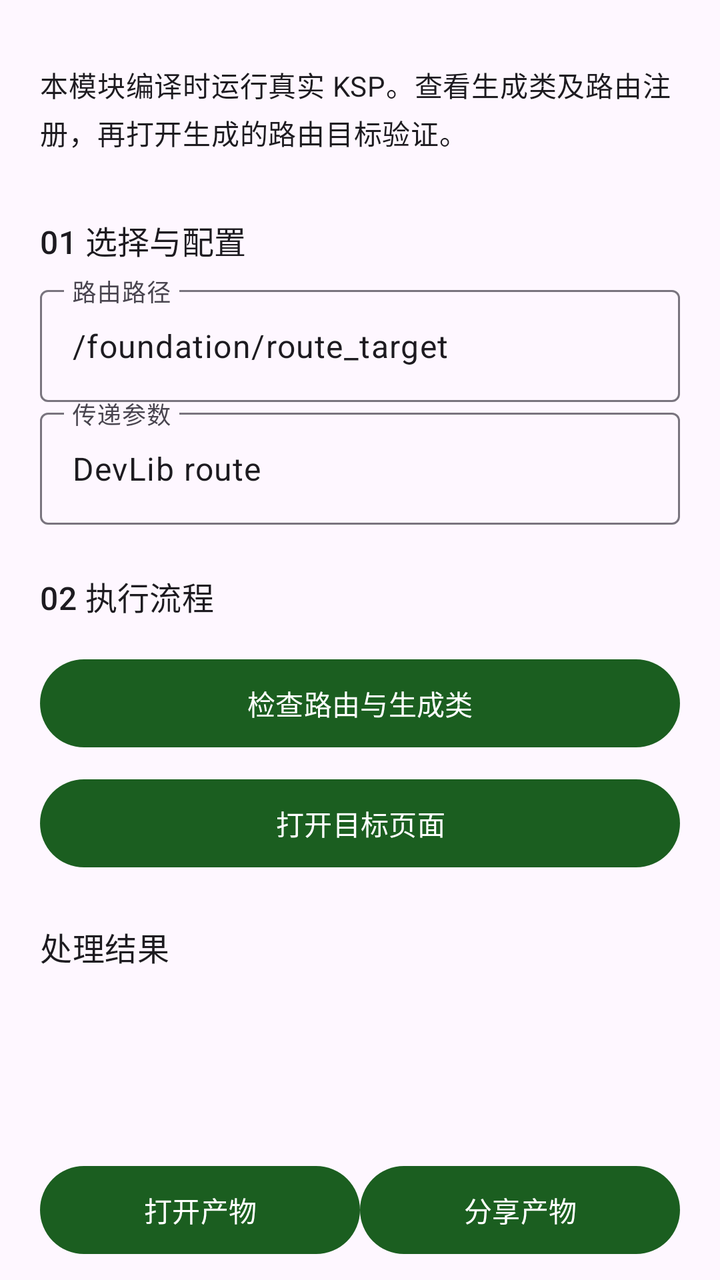
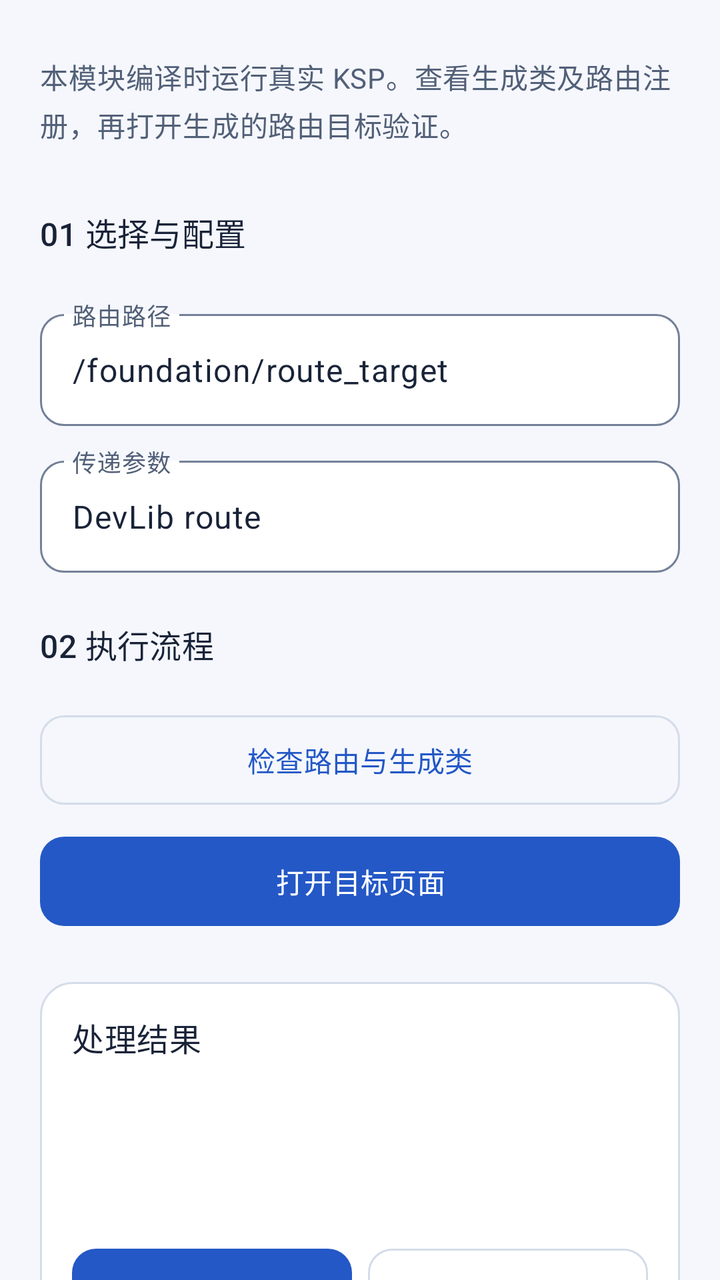

An Android layout rendered at two revisions. The XML below is the earlier revision; the diff shows what the commit changed to produce the second picture.
<!-- AndroidManifest.xml: another module's application theme Theme.DevLib -->
<!-- res/layout/demo_processor.xml -->
<?xml version='1.0' encoding='utf-8'?>
<ScrollView xmlns:android="http://schemas.android.com/apk/res/android" android:layout_width="match_parent" android:layout_height="match_parent" android:fillViewport="true" android:scrollbars="none" android:clipToPadding="false">
    <LinearLayout style="@style/Demo.Page">
        <TextView style="@style/Demo.Label" android:text="@string/demo_processor_intro" />
        <TextView style="@style/Demo.Heading" android:text="@string/demo_processor_input" />
        <com.google.android.material.textfield.TextInputLayout android:layout_width="match_parent" android:layout_height="wrap_content" android:hint="@string/demo_processor_path">
            <com.google.android.material.textfield.TextInputEditText android:id="@+id/path" style="@style/Demo.Input" android:inputType="text" android:text="@string/demo_processor_path_value" android:saveEnabled="true" />
        </com.google.android.material.textfield.TextInputLayout>
        <com.google.android.material.textfield.TextInputLayout android:layout_width="match_parent" android:layout_height="wrap_content" android:hint="@string/demo_processor_value">
            <com.google.android.material.textfield.TextInputEditText android:id="@+id/value" style="@style/Demo.Input" android:inputType="text" android:text="@string/demo_processor_value_value" android:saveEnabled="true" />
        </com.google.android.material.textfield.TextInputLayout>
        <TextView style="@style/Demo.Heading" android:text="@string/demo_processor_execute" />
        <com.google.android.material.button.MaterialButton android:id="@+id/inspect" style="@style/Demo.Button" android:text="@string/demo_processor_inspect" />
        <com.google.android.material.button.MaterialButton android:id="@+id/navigate" style="@style/Demo.Button" android:text="@string/demo_processor_navigate" />
        <include android:id="@+id/result" layout="@layout/demo_output" />
    </LinearLayout>
</ScrollView>
<!-- res/layout/demo_output.xml (included above) -->
<?xml version='1.0' encoding='utf-8'?>
<LinearLayout xmlns:android="http://schemas.android.com/apk/res/android" style="@style/Demo.Page" android:padding="0dp">
    <TextView style="@style/Demo.Heading" android:text="@string/demo_output" />
    <TextView android:id="@+id/inputs" style="@style/Demo.Label" android:textIsSelectable="true" />
    <ImageView android:id="@+id/inputPreview" android:layout_width="match_parent" android:layout_height="200dp" android:scaleType="fitCenter" android:contentDescription="@string/workspace_original" android:visibility="gone" />
    <ProgressBar android:id="@+id/progress" style="?android:attr/progressBarStyleHorizontal" android:layout_width="match_parent" android:layout_height="wrap_content" android:visibility="gone" />
    <TextView android:id="@+id/message" style="@style/Demo.Label" android:textIsSelectable="true" />
    <ImageView android:id="@+id/preview" android:layout_width="match_parent" android:layout_height="wrap_content" android:adjustViewBounds="true" android:maxHeight="360dp" android:contentDescription="@string/demo_preview" android:visibility="gone" />
    <com.google.android.material.button.MaterialButton android:id="@+id/cancel" style="@style/Demo.Button" android:text="@string/demo_cancel" android:visibility="gone" />
    <LinearLayout android:layout_width="match_parent" android:layout_height="wrap_content" android:orientation="horizontal">
        <com.google.android.material.button.MaterialButton android:id="@+id/open" style="@style/Demo.Button" android:layout_width="0dp" android:layout_weight="1" android:text="@string/demo_open" />
        <com.google.android.material.button.MaterialButton android:id="@+id/share" style="@style/Demo.Button" android:layout_width="0dp" android:layout_weight="1" android:text="@string/demo_share" />
    </LinearLayout>
    <com.google.android.material.button.MaterialButton android:id="@+id/save" style="@style/Demo.Button" android:text="@string/workspace_save" />
    <com.google.android.material.button.MaterialButton android:id="@+id/continueWith" style="@style/Demo.Button" android:text="@string/workspace_continue" />
</LinearLayout>
<!-- resources referenced by this layout -->
<resources>
  <style name="Demo.Button" parent="">
          <item name="android:layout_width">match_parent</item>
          <item name="android:layout_height">wrap_content</item>
          <item name="android:minHeight">52dp</item>
          <item name="android:layout_marginTop">8dp</item>
      </style>
  <style name="Demo.Heading" parent="Demo.Label">
          <item name="android:textAppearance">?attr/textAppearanceTitleMedium</item>
          <item name="android:layout_marginTop">24dp</item>
      </style>
  <style name="Demo.Input" parent="">
          <item name="android:layout_width">match_parent</item>
          <item name="android:layout_height">wrap_content</item>
          <item name="android:minHeight">56dp</item>
          <item name="android:layout_marginTop">8dp</item>
          <item name="android:importantForAutofill">no</item>
      </style>
  <style name="Demo.Label" parent="">
          <item name="android:layout_width">match_parent</item>
          <item name="android:layout_height">wrap_content</item>
          <item name="android:textAppearance">?attr/textAppearanceBodyMedium</item>
          <item name="android:layout_marginTop">12dp</item>
          <item name="android:layout_marginBottom">8dp</item>
      </style>
  <style name="Demo.Page" parent="">
          <item name="android:orientation">vertical</item>
          <item name="android:padding">20dp</item>
          <item name="android:layout_width">match_parent</item>
          <item name="android:layout_height">wrap_content</item>
      </style>
  <style name="Theme.DevLib" parent="Theme.Material3.DayNight.NoActionBar">
          <item name="colorPrimary">@color/primary</item>
          <item name="colorOnPrimary">@color/on_primary</item>
          <item name="android:statusBarColor">@android:color/transparent</item>
          <item name="android:navigationBarColor">@android:color/transparent</item>
          <item name="android:windowLightStatusBar">true</item>
          <item name="android:windowLightNavigationBar">true</item>
          <item name="android:enforceNavigationBarContrast">false</item>
      </style>
  <color name="primary">#1B5E20</color>
  <color name="on_primary">#FFFFFF</color>
  <!-- unchanged entries left out for length: 17 -->
</resources>

<!-- the commit's change to res/layout/demo_processor.xml (unified diff, before → after) -->
@@ -3,31 +3,31 @@
     <LinearLayout style="@style/Demo.Page">
         <TextView style="@style/Demo.Label" android:text="@string/demo_processor_intro" />
         <TextView style="@style/Demo.Heading" android:text="@string/demo_processor_input" />
-        <com.google.android.material.textfield.TextInputLayout android:layout_width="match_parent" android:layout_height="wrap_content" android:hint="@string/demo_processor_path">
+        <com.google.android.material.textfield.TextInputLayout style="@style/Demo.TextInputLayout" android:layout_width="match_parent" android:layout_height="wrap_content" android:hint="@string/demo_processor_path">
             <com.google.android.material.textfield.TextInputEditText android:id="@+id/path" style="@style/Demo.Input" android:inputType="text" android:text="@string/demo_processor_path_value" android:saveEnabled="true" />
         </com.google.android.material.textfield.TextInputLayout>
-        <com.google.android.material.textfield.TextInputLayout android:layout_width="match_parent" android:layout_height="wrap_content" android:hint="@string/demo_processor_value">
+        <com.google.android.material.textfield.TextInputLayout style="@style/Demo.TextInputLayout" android:layout_width="match_parent" android:layout_height="wrap_content" android:hint="@string/demo_processor_value">
             <com.google.android.material.textfield.TextInputEditText android:id="@+id/value" style="@style/Demo.Input" android:inputType="text" android:text="@string/demo_processor_value_value" android:saveEnabled="true" />
         </com.google.android.material.textfield.TextInputLayout>
         <TextView style="@style/Demo.Heading" android:text="@string/demo_processor_execute" />
         <com.google.android.material.button.MaterialButton android:id="@+id/inspect" style="@style/Demo.Button" android:text="@string/demo_processor_inspect" />
-        <com.google.android.material.button.MaterialButton android:id="@+id/navigate" style="@style/Demo.Button" android:text="@string/demo_processor_navigate" />
+        <com.google.android.material.button.MaterialButton android:id="@+id/navigate" style="@style/Demo.Button.Primary" android:text="@string/demo_processor_navigate" />
         <include android:id="@+id/result" layout="@layout/demo_output" />
     </LinearLayout>
 </ScrollView>
 <!-- res/layout/demo_output.xml (included above) -->
 <?xml version='1.0' encoding='utf-8'?>
-<LinearLayout xmlns:android="http://schemas.android.com/apk/res/android" style="@style/Demo.Page" android:padding="0dp">
-    <TextView style="@style/Demo.Heading" android:text="@string/demo_output" />
+<LinearLayout xmlns:android="http://schemas.android.com/apk/res/android" style="@style/Demo.Page" android:padding="16dp" android:layout_marginTop="24dp" android:background="@drawable/demo_result_surface">
+    <TextView style="@style/Demo.Heading" android:layout_marginTop="0dp" android:text="@string/demo_output" />
     <TextView android:id="@+id/inputs" style="@style/Demo.Label" android:textIsSelectable="true" />
     <ImageView android:id="@+id/inputPreview" android:layout_width="match_parent" android:layout_height="200dp" android:scaleType="fitCenter" android:contentDescription="@string/workspace_original" android:visibility="gone" />
     <ProgressBar android:id="@+id/progress" style="?android:attr/progressBarStyleHorizontal" android:layout_width="match_parent" android:layout_height="wrap_content" android:visibility="gone" />
-    <TextView android:id="@+id/message" style="@style/Demo.Label" android:textIsSelectable="true" />
+    <TextView android:id="@+id/message" style="@style/Demo.Label" android:accessibilityLiveRegion="polite" android:textIsSelectable="true" />
     <ImageView android:id="@+id/preview" android:layout_width="match_parent" android:layout_height="wrap_content" android:adjustViewBounds="true" android:maxHeight="360dp" android:contentDescription="@string/demo_preview" android:visibility="gone" />
-    <com.google.android.material.button.MaterialButton android:id="@+id/cancel" style="@style/Demo.Button" android:text="@string/demo_cancel" android:visibility="gone" />
+    <com.google.android.material.button.MaterialButton android:id="@+id/cancel" style="@style/Demo.Button.Danger" android:text="@string/demo_cancel" android:visibility="gone" />
     <LinearLayout android:layout_width="match_parent" android:layout_height="wrap_content" android:orientation="horizontal">
-        <com.google.android.material.button.MaterialButton android:id="@+id/open" style="@style/Demo.Button" android:layout_width="0dp" android:layout_weight="1" android:text="@string/demo_open" />
-        <com.google.android.material.button.MaterialButton android:id="@+id/share" style="@style/Demo.Button" android:layout_width="0dp" android:layout_weight="1" android:text="@string/demo_share" />
+        <com.google.android.material.button.MaterialButton android:id="@+id/open" style="@style/Demo.Button.Primary" android:layout_marginEnd="4dp" android:layout_width="0dp" android:layout_weight="1" android:text="@string/demo_open" />
+        <com.google.android.material.button.MaterialButton android:id="@+id/share" style="@style/Demo.Button" android:layout_marginStart="4dp" android:layout_width="0dp" android:layout_weight="1" android:text="@string/demo_share" />
     </LinearLayout>
     <com.google.android.material.button.MaterialButton android:id="@+id/save" style="@style/Demo.Button" android:text="@string/workspace_save" />
     <com.google.android.material.button.MaterialButton android:id="@+id/continueWith" style="@style/Demo.Button" android:text="@string/workspace_continue" />
<!-- resource entries referenced after the edit -->
@@ -1,46 +1,130 @@
 <!-- resources referenced by this layout -->
 <resources>
-  <style name="Demo.Button" parent="">
+  <!-- drawable demo_result_surface (drawable) -->
+  <shape xmlns:android="http://schemas.android.com/apk/res/android" android:shape="rectangle">
+      <solid android:color="@color/dev_surface_card" />
+      <corners android:radius="16dp" />
+      <stroke android:width="1dp" android:color="@color/dev_outline_variant" />
+  </shape>
+  <style name="Demo.Button" parent="Widget.Material3.Button.OutlinedButton">
           <item name="android:layout_width">match_parent</item>
           <item name="android:layout_height">wrap_content</item>
-          <item name="android:minHeight">52dp</item>
+          <item name="android:minHeight">48dp</item>
+          <item name="android:minWidth">0dp</item>
           <item name="android:layout_marginTop">8dp</item>
+          <item name="android:textAllCaps">false</item>
+          <item name="cornerRadius">12dp</item>
+          <item name="strokeColor">@color/dev_outline_variant</item>
+          <item name="android:paddingTop">12dp</item>
+          <item name="android:paddingBottom">12dp</item>
+      </style>
+  <style name="Demo.Button.Danger" parent="Demo.Button">
+          <item name="android:textColor">@color/dev_error</item>
+      </style>
+  <style name="Demo.Button.Primary" parent="Widget.Material3.Button">
+          <item name="android:layout_width">match_parent</item>
+          <item name="android:layout_height">wrap_content</item>
+          <item name="android:minHeight">48dp</item>
+          <item name="android:minWidth">0dp</item>
+          <item name="android:layout_marginTop">8dp</item>
+          <item name="android:textAllCaps">false</item>
+          <item name="cornerRadius">12dp</item>
+          <item name="android:paddingTop">12dp</item>
+          <item name="android:paddingBottom">12dp</item>
       </style>
   <style name="Demo.Heading" parent="Demo.Label">
           <item name="android:textAppearance">?attr/textAppearanceTitleMedium</item>
+          <item name="android:textColor">@color/feature_res_on_surface</item>
           <item name="android:layout_marginTop">24dp</item>
+          <item name="android:layout_marginBottom">12dp</item>
+          <item name="android:accessibilityHeading">true</item>
       </style>
   <style name="Demo.Input" parent="">
           <item name="android:layout_width">match_parent</item>
           <item name="android:layout_height">wrap_content</item>
           <item name="android:minHeight">56dp</item>
-          <item name="android:layout_marginTop">8dp</item>
           <item name="android:importantForAutofill">no</item>
       </style>
   <style name="Demo.Label" parent="">
           <item name="android:layout_width">match_parent</item>
           <item name="android:layout_height">wrap_content</item>
           <item name="android:textAppearance">?attr/textAppearanceBodyMedium</item>
-          <item name="android:layout_marginTop">12dp</item>
+          <item name="android:textColor">@color/dev_on_surface_variant</item>
+          <item name="android:lineSpacingExtra">3dp</item>
+          <item name="android:layout_marginTop">8dp</item>
           <item name="android:layout_marginBottom">8dp</item>
       </style>
   <style name="Demo.Page" parent="">
           <item name="android:orientation">vertical</item>
           <item name="android:padding">20dp</item>
+          <item name="android:paddingBottom">32dp</item>
           <item name="android:layout_width">match_parent</item>
           <item name="android:layout_height">wrap_content</item>
       </style>
+  <style name="Demo.TextInputLayout" parent="Widget.Material3.TextInputLayout.OutlinedBox">
+          <item name="android:layout_marginTop">12dp</item>
+          <item name="boxCornerRadiusTopStart">12dp</item>
+          <item name="boxCornerRadiusTopEnd">12dp</item>
+          <item name="boxCornerRadiusBottomStart">12dp</item>
+          <item name="boxCornerRadiusBottomEnd">12dp</item>
+          <item name="boxBackgroundColor">@color/dev_surface_card</item>
+      </style>
   <style name="Theme.DevLib" parent="Theme.Material3.DayNight.NoActionBar">
-          <item name="colorPrimary">@color/primary</item>
-          <item name="colorOnPrimary">@color/on_primary</item>
+          <item name="colorPrimary">@color/dev_primary</item>
+          <item name="colorOnPrimary">@color/dev_on_primary</item>
+          <item name="colorPrimaryContainer">@color/dev_primary_container</item>
+          <item name="colorOnPrimaryContainer">@color/dev_on_primary_container</item>
+          <item name="colorSecondary">@color/dev_secondary</item>
+          <item name="colorOnSecondary">@color/dev_on_secondary</item>
+          <item name="colorSecondaryContainer">@color/dev_secondary_container</item>
+          <item name="colorOnSecondaryContainer">@color/dev_on_secondary_container</item>
+          <item name="colorTertiary">@color/dev_secondary</item>
+          <item name="colorOnTertiary">@color/dev_on_secondary</item>
+          <item name="colorTertiaryContainer">@color/dev_secondary_container</item>
+          <item name="colorOnTertiaryContainer">@color/dev_on_secondary_container</item>
+          <item name="android:colorBackground">@color/feature_res_surface</item>
+          <item name="android:windowBackground">@color/feature_res_surface</item>
+          <item name="colorOnBackground">@color/feature_res_on_surface</item>
+          <item name="colorSurface">@color/dev_surface_card</item>
+          <item name="colorOnSurface">@color/feature_res_on_surface</item>
+          <item name="colorSurfaceVariant">@color/dev_surface_variant</item>
+          <item name="colorOnSurfaceVariant">@color/dev_on_surface_variant</item>
+          <item name="colorSurfaceContainer">@color/dev_surface_card</item>
+          <item name="colorSurfaceContainerLow">@color/dev_surface_card</item>
+          <item name="colorSurfaceContainerHigh">@color/dev_surface_variant</item>
+          <item name="colorOutline">@color/dev_outline</item>
+          <item name="colorOutlineVariant">@color/dev_outline_variant</item>
+          <item name="colorError">@color/dev_error</item>
+          <item name="colorOnError">@color/dev_on_error</item>
+          <item name="colorErrorContainer">@color/dev_error_container</item>
+          <item name="colorOnErrorContainer">@color/dev_on_error_container</item>
+          <item name="textInputStyle">@style/Demo.TextInputLayout</item>
+          <item name="materialButtonStyle">@style/Demo.Button.Primary</item>
+          
+          <item name="android:windowLightStatusBar">@bool/dev_light_system_bars</item>
+          <item name="android:windowLightNavigationBar">@bool/dev_light_system_bars</item>
           <item name="android:statusBarColor">@android:color/transparent</item>
           <item name="android:navigationBarColor">@android:color/transparent</item>
-          <item name="android:windowLightStatusBar">true</item>
-          <item name="android:windowLightNavigationBar">true</item>
-          <item name="android:enforceNavigationBarContrast">false</item>
       </style>
-  <color name="primary">#1B5E20</color>
-  <color name="on_primary">#FFFFFF</color>
+  <color name="dev_surface_card">#FFFFFF</color>
+  <color name="dev_outline_variant">#D4DCE9</color>
+  <color name="dev_error">#B3261E</color>
+  <color name="feature_res_on_surface">#192338</color>
+  <color name="dev_on_surface_variant">#526078</color>
+  <color name="dev_primary">#2458C6</color>
+  <color name="dev_on_primary">#FFFFFF</color>
+  <color name="dev_primary_container">#DFE8FF</color>
+  <color name="dev_on_primary_container">#163567</color>
+  <color name="dev_secondary">#146C70</color>
+  <color name="dev_on_secondary">#FFFFFF</color>
+  <color name="dev_secondary_container">#D8F1F0</color>
+  <color name="dev_on_secondary_container">#124F53</color>
+  <color name="feature_res_surface">#F5F7FC</color>
+  <color name="dev_surface_variant">#E9EDF5</color>
+  <color name="dev_outline">#738098</color>
+  <color name="dev_on_error">#FFFFFF</color>
+  <color name="dev_error_container">#FCE3DF</color>
+  <color name="dev_on_error_container">#761F19</color>
   <!-- unchanged entries left out for length: 17 -->
 </resources>
 
